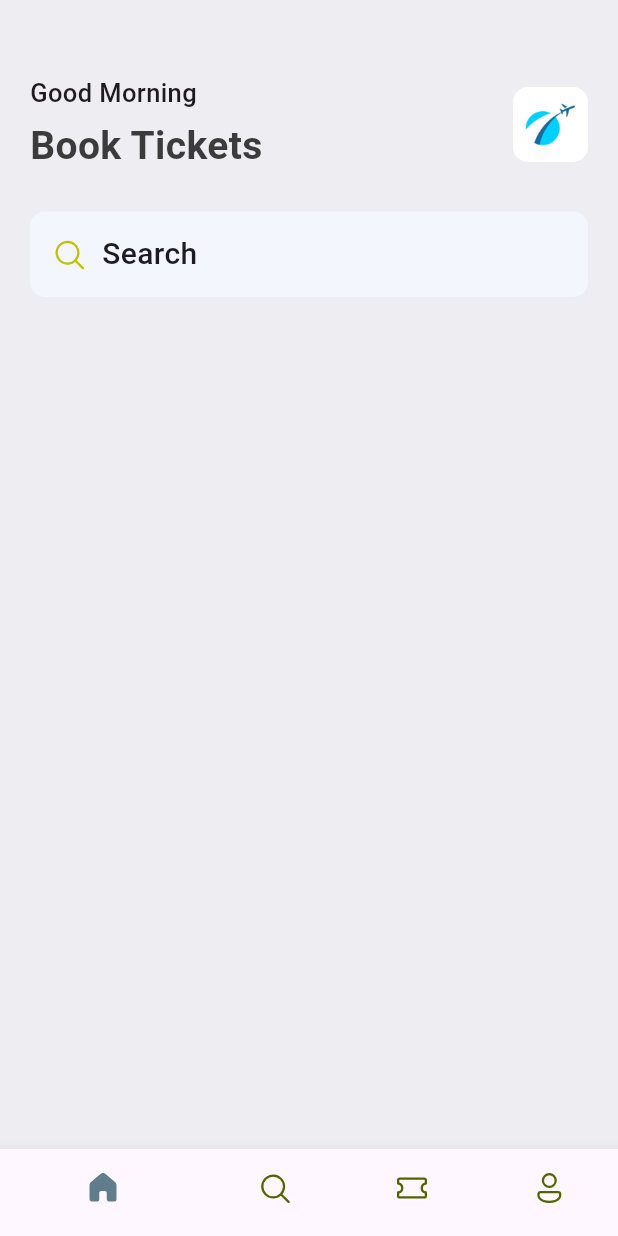
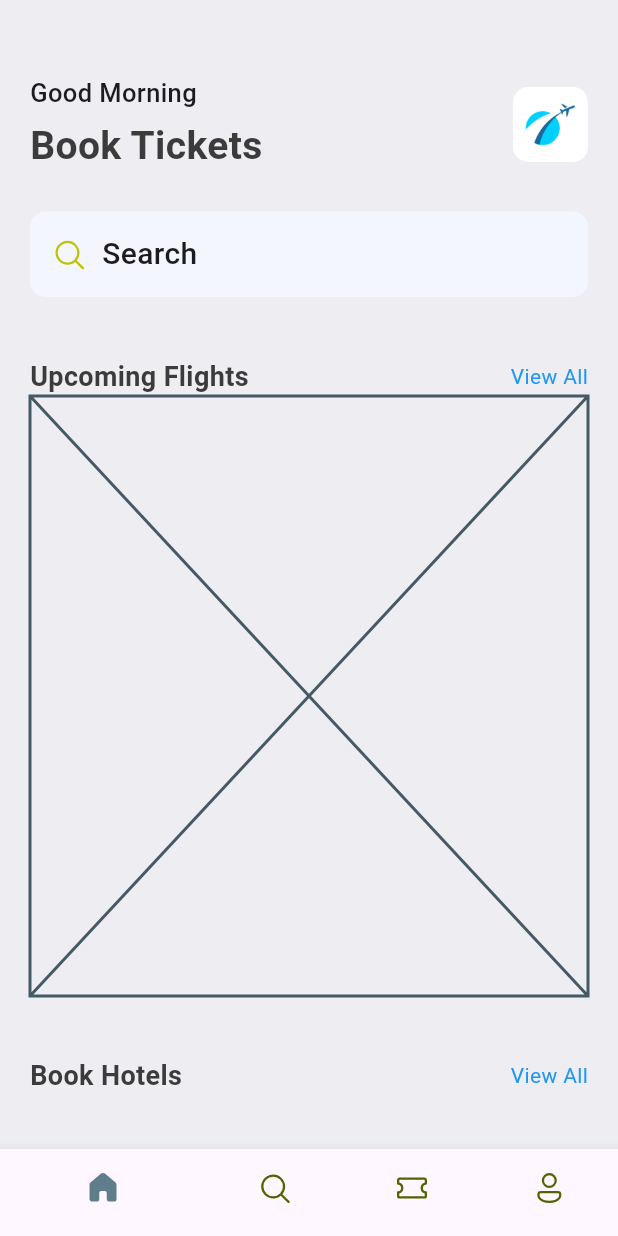
Before and after one commit to Yoseph1994/ticket_app, a Flutter app: the screen it shows after launch, on a phone screen of 412 x 824 dp. Run offline on Flutter 3.47's test engine with Material 3 defaults, Android fonts, the phone set to English and light mode, and no system bars; our stand-ins replace fluentui_icons.

Commit message:
TicketView calling with placeholder

```diff
--- /dev/null
+++ b/lib/base/tickets.dart
@@ -0,0 +1,10 @@
+import 'package:flutter/material.dart';
+
+class Tickets extends StatelessWidget {
+  const Tickets({super.key});
+
+  @override
+  Widget build(BuildContext context) {
+    return const Placeholder();
+  }
+}
--- /dev/null
+++ b/lib/base/widgets/section_header_link.dart
@@ -0,0 +1,35 @@
+import 'package:flutter/material.dart';
+import 'package:ticket_app/base/res/styles.dart';
+
+class SectionHeaderLink extends StatelessWidget {
+  final String headLine;
+  final String linkText;
+  const SectionHeaderLink(
+      {super.key, required this.headLine, required this.linkText});
+
+  @override
+  Widget build(BuildContext context) {
+    return Row(
+      children: [
+        Text(
+          headLine,
+          style: AppStyles.headlines1.copyWith(
+            fontSize: 18,
+          ),
+        ),
+        Spacer(),
+        InkWell(
+          onTap: () {
+            print("View All");
+          },
+          child: Text(
+            linkText,
+            style: TextStyle(
+              color: Colors.blue,
+            ),
+          ),
+        ),
+      ],
+    );
+  }
+}
--- a/lib/screens/home_screen.dart
+++ b/lib/screens/home_screen.dart
@@ -1,7 +1,9 @@
 import 'package:fluentui_icons/fluentui_icons.dart';
 import 'package:flutter/material.dart';
+import 'package:ticket_app/base/Tickets.dart';
 import 'package:ticket_app/base/res/media.dart';
 import 'package:ticket_app/base/res/styles.dart';
+import 'package:ticket_app/base/widgets/section_header_link.dart';
 
 class HomeScreen extends StatelessWidget {
   const HomeScreen({super.key});
@@ -62,6 +64,17 @@ class HomeScreen extends StatelessWidget {
                       ),
                     ],
                   ),
+                ),
+                SizedBox(height: 40),
+                SectionHeaderLink(
+                  headLine: "Upcoming Flights",
+                  linkText: "View All",
+                ),
+                Tickets(),
+                SizedBox(height: 40),
+                SectionHeaderLink(
+                  headLine: "Book Hotels",
+                  linkText: "View All",
                 )
               ],
             ),
```
